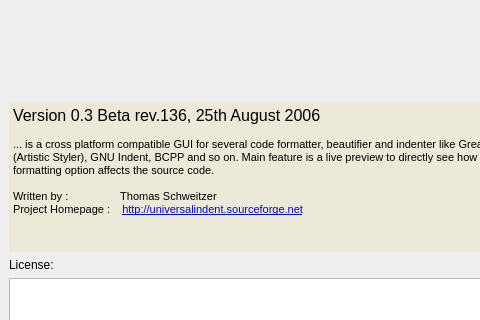
This is src/aboutdialog.ui in yuhaoth/univsalindent as Qt 5 draws it before an edit; both pictures show x 0 to 480 and y 0 to 320 of the 588 by 499 pixel window. The edited form follows.
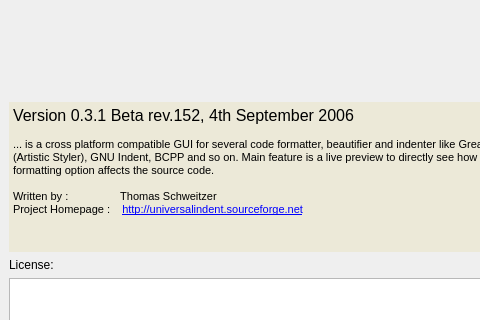
This is the edited form. Icons and pictures are not drawn.

Commit message: Updated version info and (what was really needed) updatet the readme.txt.

The edit to the form file:
```diff
--- a/src/aboutdialog.ui
+++ b/src/aboutdialog.ui
@@ -369,7 +369,7 @@
       <enum>Qt::ScrollBarAlwaysOff</enum>
      </property>
      <property name="html" >
-      <string>&lt;html>&lt;head>&lt;meta name="qrichtext" content="1" />&lt;/head>&lt;body style=" white-space: pre-wrap; font-family:MS Shell Dlg; font-size:8.25pt; font-weight:400; font-style:normal; text-decoration:none;">&lt;p style=" margin-top:0px; margin-bottom:0px; margin-left:0px; margin-right:0px; -qt-block-indent:0; text-indent:0px; font-size:8pt;">&lt;span style=" font-family:MS Shell Dlg 2; font-size:12pt;">Version 0.3 Beta rev.136, 25th August 2006&lt;/span>&lt;/p>&lt;p style="-qt-paragraph-type:empty; margin-top:0px; margin-bottom:0px; margin-left:0px; margin-right:0px; -qt-block-indent:0; text-indent:0px; font-family:MS Shell Dlg 2; font-size:8pt;">&lt;/p>&lt;p style=" margin-top:0px; margin-bottom:0px; margin-left:0px; margin-right:0px; -qt-block-indent:0; text-indent:0px; font-family:MS Shell Dlg 2; font-size:8pt;">... is a cross platform compatible GUI for several code formatter, beautifier and indenter like GreatCode, AStyle (Artistic Styler), GNU Indent, BCPP and so on. Main feature is a live preview to directly see how the selected formatting option affects the source code.&lt;/p>&lt;p style="-qt-paragraph-type:empty; margin-top:0px; margin-bottom:0px; margin-left:0px; margin-right:0px; -qt-block-indent:0; text-indent:0px; font-family:MS Shell Dlg 2; font-size:8pt;">&lt;/p>&lt;p style=" margin-top:0px; margin-bottom:0px; margin-left:0px; margin-right:0px; -qt-block-indent:0; text-indent:0px; font-family:MS Shell Dlg 2; font-size:8pt;">Written by :  	         Thomas Schweitzer&lt;/p>&lt;p style=" margin-top:0px; margin-bottom:0px; margin-left:0px; margin-right:0px; -qt-block-indent:0; text-indent:0px; font-family:MS Shell Dlg 2; font-size:8pt;">Project Homepage :    &lt;span style=" text-decoration: underline; color:#0000ff;">http://universalindent.sourceforge.net&lt;/span>&lt;/p>&lt;/body>&lt;/html></string>
+      <string>&lt;html>&lt;head>&lt;meta name="qrichtext" content="1" />&lt;/head>&lt;body style=" white-space: pre-wrap; font-family:MS Shell Dlg; font-size:8.25pt; font-weight:400; font-style:normal; text-decoration:none;">&lt;p style=" margin-top:0px; margin-bottom:0px; margin-left:0px; margin-right:0px; -qt-block-indent:0; text-indent:0px; font-size:8pt;">&lt;span style=" font-family:MS Shell Dlg 2; font-size:12pt;">Version 0.3.1 Beta rev.152, 4th September 2006&lt;/span>&lt;/p>&lt;p style="-qt-paragraph-type:empty; margin-top:0px; margin-bottom:0px; margin-left:0px; margin-right:0px; -qt-block-indent:0; text-indent:0px; font-family:MS Shell Dlg 2; font-size:8pt;">&lt;/p>&lt;p style=" margin-top:0px; margin-bottom:0px; margin-left:0px; margin-right:0px; -qt-block-indent:0; text-indent:0px; font-family:MS Shell Dlg 2; font-size:8pt;">... is a cross platform compatible GUI for several code formatter, beautifier and indenter like GreatCode, AStyle (Artistic Styler), GNU Indent, BCPP and so on. Main feature is a live preview to directly see how the selected formatting option affects the source code.&lt;/p>&lt;p style="-qt-paragraph-type:empty; margin-top:0px; margin-bottom:0px; margin-left:0px; margin-right:0px; -qt-block-indent:0; text-indent:0px; font-family:MS Shell Dlg 2; font-size:8pt;">&lt;/p>&lt;p style=" margin-top:0px; margin-bottom:0px; margin-left:0px; margin-right:0px; -qt-block-indent:0; text-indent:0px; font-family:MS Shell Dlg 2; font-size:8pt;">Written by :  	         Thomas Schweitzer&lt;/p>&lt;p style=" margin-top:0px; margin-bottom:0px; margin-left:0px; margin-right:0px; -qt-block-indent:0; text-indent:0px; font-family:MS Shell Dlg 2; font-size:8pt;">Project Homepage :    &lt;span style=" text-decoration: underline; color:#0000ff;">http://universalindent.sourceforge.net&lt;/span>&lt;/p>&lt;/body>&lt;/html></string>
      </property>
     </widget>
    </item>
```
The commit also changes 5 other files.
